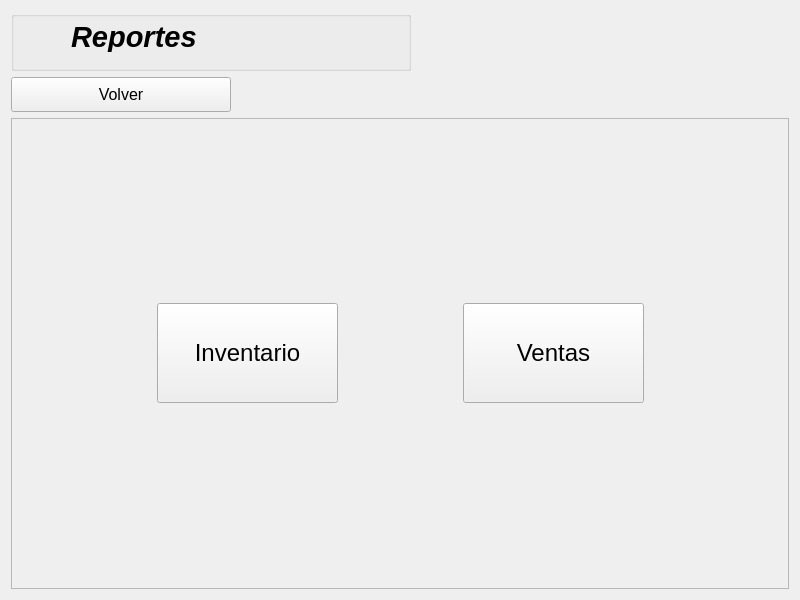
The window that GUI/sub_ventanas/ui/reportes/reportesDesigner.ui (C-Sebastian-M/GLAM_MAKEUP_STORE) describes before a commit, drawn with Qt 5.
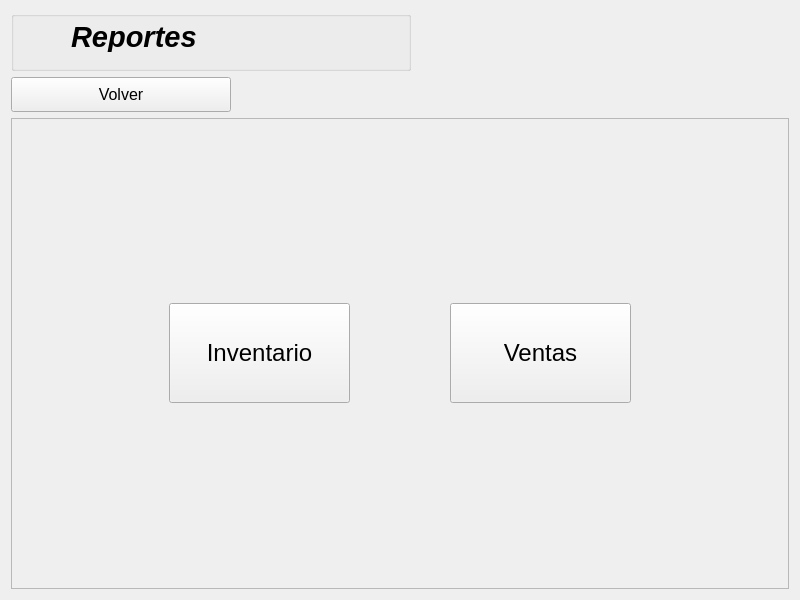
The same window after the commit. Icons and pictures are not drawn.

```diff
--- a/GUI/sub_ventanas/ui/reportes/reportesDesigner.ui
+++ b/GUI/sub_ventanas/ui/reportes/reportesDesigner.ui
@@ -71,7 +71,7 @@
        <rect>
         <x>60</x>
         <y>10</y>
-        <width>131</width>
+        <width>341</width>
         <height>31</height>
        </rect>
       </property>
@@ -130,7 +130,7 @@
      </property>
      <layout class="QHBoxLayout" name="horizontalLayout">
       <property name="spacing">
-       <number>125</number>
+       <number>100</number>
       </property>
       <property name="leftMargin">
        <number>0</number>
```
